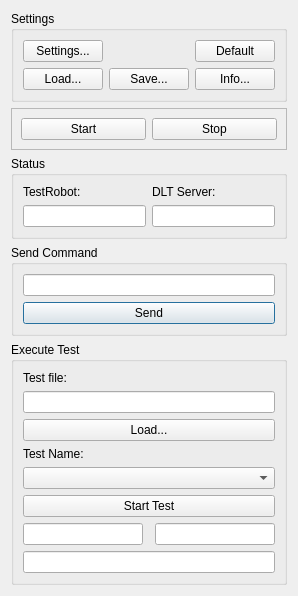
Above: dialog.ui from HugoCunha/DLTTestRobot before the change. Below: the same form after it.
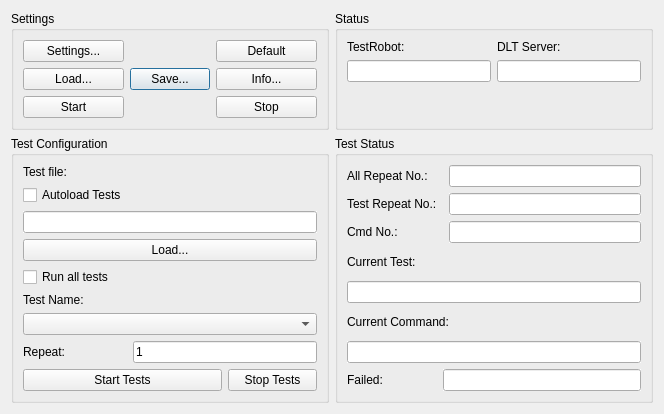
That is the form after the change.

Commit message:
Repeat single test
Run all tests
Repeat all tests
Stop tests

```diff
--- a/dialog.ui
+++ b/dialog.ui
@@ -6,8 +6,8 @@
    <rect>
     <x>0</x>
     <y>0</y>
-    <width>294</width>
-    <height>583</height>
+    <width>664</width>
+    <height>401</height>
    </rect>
   </property>
   <property name="sizePolicy">
@@ -34,60 +34,150 @@
    <bool>true</bool>
   </property>
   <layout class="QGridLayout" name="gridLayout">
-   <item row="3" column="0">
+   <item row="0" column="1">
+    <widget class="QGroupBox" name="groupBox_8">
+     <property name="title">
+      <string>Status</string>
+     </property>
+     <layout class="QGridLayout" name="gridLayout_3">
+      <item row="0" column="0">
+       <widget class="QLabel" name="label_4">
+        <property name="text">
+         <string>TestRobot:</string>
+        </property>
+       </widget>
+      </item>
+      <item row="1" column="1">
+       <widget class="QLineEdit" name="lineEditStatusDLT">
+        <property name="readOnly">
+         <bool>true</bool>
+        </property>
+       </widget>
+      </item>
+      <item row="0" column="1">
+       <widget class="QLabel" name="label_7">
+        <property name="text">
+         <string>DLT Server:</string>
+        </property>
+       </widget>
+      </item>
+      <item row="1" column="0">
+       <widget class="QLineEdit" name="lineEditStatusTestRobot">
+        <property name="readOnly">
+         <bool>true</bool>
+        </property>
+       </widget>
+      </item>
+      <item row="2" column="0">
+       <spacer name="verticalSpacer">
+        <property name="orientation">
+         <enum>Qt::Vertical</enum>
+        </property>
+        <property name="sizeHint" stdset="0">
+         <size>
+          <width>20</width>
+          <height>40</height>
+         </size>
+        </property>
+       </spacer>
+      </item>
+     </layout>
+    </widget>
+   </item>
+   <item row="2" column="1">
     <widget class="QGroupBox" name="groupBox">
      <property name="title">
-      <string>Send Command</string>
+      <string>Test Status</string>
      </property>
-     <layout class="QVBoxLayout" name="verticalLayout">
-      <item>
-       <widget class="QLineEdit" name="lineEditMessage"/>
+     <layout class="QGridLayout" name="gridLayout_5">
+      <item row="9" column="1" colspan="2">
+       <widget class="QLineEdit" name="lineEditFailed">
+        <property name="autoFillBackground">
+         <bool>true</bool>
+        </property>
+        <property name="readOnly">
+         <bool>true</bool>
+        </property>
+       </widget>
       </item>
-      <item>
-       <widget class="QPushButton" name="pushButtonSend">
+      <item row="6" column="0" colspan="3">
+       <widget class="QLabel" name="label_3">
         <property name="text">
-         <string>Send</string>
+         <string>Current Command:</string>
         </property>
        </widget>
       </item>
-     </layout>
-    </widget>
-   </item>
-   <item row="1" column="0">
-    <widget class="QFrame" name="frame">
-     <property name="frameShape">
-      <enum>QFrame::StyledPanel</enum>
-     </property>
-     <property name="frameShadow">
-      <enum>QFrame::Raised</enum>
-     </property>
-     <layout class="QHBoxLayout" name="horizontalLayout_7">
-      <item>
-       <widget class="QPushButton" name="pushButtonStart">
-        <property name="sizePolicy">
-         <sizepolicy hsizetype="Expanding" vsizetype="Fixed">
-          <horstretch>0</horstretch>
-          <verstretch>0</verstretch>
-         </sizepolicy>
+      <item row="2" column="2">
+       <widget class="QLineEdit" name="lineEditCmdNo">
+        <property name="autoFillBackground">
+         <bool>true</bool>
         </property>
+        <property name="readOnly">
+         <bool>true</bool>
+        </property>
+       </widget>
+      </item>
+      <item row="1" column="2">
+       <widget class="QLineEdit" name="lineEditTestRepeatNo">
+        <property name="autoFillBackground">
+         <bool>true</bool>
+        </property>
+        <property name="readOnly">
+         <bool>true</bool>
+        </property>
+       </widget>
+      </item>
+      <item row="3" column="0">
+       <widget class="QLabel" name="label_10">
         <property name="text">
-         <string>Start</string>
+         <string>Current Test:</string>
         </property>
        </widget>
       </item>
-      <item>
-       <widget class="QPushButton" name="pushButtonStop">
-        <property name="sizePolicy">
-         <sizepolicy hsizetype="Expanding" vsizetype="Fixed">
-          <horstretch>0</horstretch>
-          <verstretch>0</verstretch>
-         </sizepolicy>
+      <item row="1" column="0">
+       <widget class="QLabel" name="label_6">
+        <property name="text">
+         <string>Test Repeat No.:</string>
         </property>
+       </widget>
+      </item>
+      <item row="7" column="0" colspan="3">
+       <widget class="QLineEdit" name="lineEditCurrentCommand">
+        <property name="autoFillBackground">
+         <bool>true</bool>
+        </property>
+        <property name="readOnly">
+         <bool>true</bool>
+        </property>
+       </widget>
+      </item>
+      <item row="4" column="0" colspan="3">
+       <widget class="QLineEdit" name="lineEditCurrentTest"/>
+      </item>
+      <item row="2" column="0">
+       <widget class="QLabel" name="label_5">
         <property name="text">
-         <string>Stop</string>
+         <string>Cmd No.:</string>
         </property>
        </widget>
       </item>
+      <item row="9" column="0">
+       <widget class="QLabel" name="label_9">
+        <property name="text">
+         <string>Failed:</string>
+        </property>
+       </widget>
+      </item>
+      <item row="0" column="0">
+       <widget class="QLabel" name="label_11">
+        <property name="text">
+         <string>All Repeat No.:</string>
+        </property>
+       </widget>
+      </item>
+      <item row="0" column="2">
+       <widget class="QLineEdit" name="lineEditRepeatNo"/>
+      </item>
      </layout>
     </widget>
    </item>
@@ -97,20 +187,6 @@
       <string>Settings</string>
      </property>
      <layout class="QGridLayout" name="gridLayout_2">
-      <item row="0" column="0">
-       <widget class="QPushButton" name="pushButtonSettings">
-        <property name="text">
-         <string>Settings...</string>
-        </property>
-       </widget>
-      </item>
-      <item row="1" column="0">
-       <widget class="QPushButton" name="pushButtonLoadSettings">
-        <property name="text">
-         <string>Load...</string>
-        </property>
-       </widget>
-      </item>
       <item row="1" column="1">
        <widget class="QPushButton" name="pushButtonSaveSettings">
         <property name="text">
@@ -118,13 +194,6 @@
         </property>
        </widget>
       </item>
-      <item row="1" column="2">
-       <widget class="QPushButton" name="pushButtonInfo">
-        <property name="text">
-         <string>Info...</string>
-        </property>
-       </widget>
-      </item>
       <item row="0" column="2">
        <widget class="QPushButton" name="pushButtonDefaultSettings">
         <property name="text">
@@ -132,85 +201,98 @@
         </property>
        </widget>
       </item>
+      <item row="1" column="2">
+       <widget class="QPushButton" name="pushButtonInfo">
+        <property name="text">
+         <string>Info...</string>
+        </property>
+       </widget>
+      </item>
+      <item row="2" column="2">
+       <widget class="QPushButton" name="pushButtonStop">
+        <property name="sizePolicy">
+         <sizepolicy hsizetype="Expanding" vsizetype="Fixed">
+          <horstretch>0</horstretch>
+          <verstretch>0</verstretch>
+         </sizepolicy>
+        </property>
+        <property name="text">
+         <string>Stop</string>
+        </property>
+       </widget>
+      </item>
+      <item row="0" column="0">
+       <widget class="QPushButton" name="pushButtonSettings">
+        <property name="text">
+         <string>Settings...</string>
+        </property>
+       </widget>
+      </item>
+      <item row="2" column="0">
+       <widget class="QPushButton" name="pushButtonStart">
+        <property name="sizePolicy">
+         <sizepolicy hsizetype="Expanding" vsizetype="Fixed">
+          <horstretch>0</horstretch>
+          <verstretch>0</verstretch>
+         </sizepolicy>
+        </property>
+        <property name="text">
+         <string>Start</string>
+        </property>
+       </widget>
+      </item>
+      <item row="1" column="0">
+       <widget class="QPushButton" name="pushButtonLoadSettings">
+        <property name="text">
+         <string>Load...</string>
+        </property>
+       </widget>
+      </item>
      </layout>
     </widget>
    </item>
    <item row="2" column="0">
-    <widget class="QGroupBox" name="groupBox_8">
-     <property name="title">
-      <string>Status</string>
-     </property>
-     <layout class="QGridLayout" name="gridLayout_3">
-      <item row="0" column="1">
-       <widget class="QLabel" name="label_7">
-        <property name="text">
-         <string>DLT Server:</string>
-        </property>
-       </widget>
-      </item>
-      <item row="1" column="1">
-       <widget class="QLineEdit" name="lineEditStatusDLT">
-        <property name="readOnly">
-         <bool>true</bool>
-        </property>
-       </widget>
-      </item>
-      <item row="0" column="0">
-       <widget class="QLabel" name="label_4">
-        <property name="text">
-         <string>TestRobot:</string>
-        </property>
-       </widget>
-      </item>
-      <item row="1" column="0">
-       <widget class="QLineEdit" name="lineEditStatusTestRobot">
-        <property name="readOnly">
-         <bool>true</bool>
-        </property>
-       </widget>
-      </item>
-     </layout>
-    </widget>
-   </item>
-   <item row="4" column="0">
     <widget class="QGroupBox" name="groupBox_2">
      <property name="title">
-      <string>Execute Test</string>
+      <string>Test Configuration</string>
      </property>
      <layout class="QGridLayout" name="gridLayout_4">
-      <item row="6" column="2">
-       <widget class="QLineEdit" name="lineEditTestSize">
-        <property name="readOnly">
-         <bool>true</bool>
+      <item row="1" column="0">
+       <widget class="QCheckBox" name="checkBoxAutoloadTests">
+        <property name="text">
+         <string>Autoload Tests</string>
         </property>
        </widget>
       </item>
-      <item row="5" column="0" colspan="3">
-       <widget class="QPushButton" name="pushButtonStartTest">
+      <item row="4" column="0">
+       <widget class="QCheckBox" name="checkBoxRunAllTest">
         <property name="text">
-         <string>Start Test</string>
+         <string>Run all tests</string>
         </property>
        </widget>
       </item>
-      <item row="4" column="0" colspan="3">
-       <widget class="QComboBox" name="comboBoxTest"/>
+      <item row="7" column="0" colspan="3">
+       <widget class="QComboBox" name="comboBoxTestName"/>
       </item>
-      <item row="3" column="0">
-       <widget class="QLabel" name="label_2">
+      <item row="9" column="2">
+       <widget class="QPushButton" name="pushButtonStopTest">
         <property name="text">
-         <string>Test Name:</string>
+         <string>Stop Tests</string>
+        </property>
+       </widget>
+      </item>
+      <item row="8" column="1" colspan="2">
+       <widget class="QLineEdit" name="lineEditRepeat">
+        <property name="text">
+         <string>1</string>
         </property>
        </widget>
       </item>
       <item row="2" column="0" colspan="3">
-       <widget class="QPushButton" name="pushButtonTestLoad">
-        <property name="text">
-         <string>Load...</string>
-        </property>
-       </widget>
-      </item>
-      <item row="1" column="0" colspan="3">
        <widget class="QLineEdit" name="lineEditTestFile">
+        <property name="autoFillBackground">
+         <bool>true</bool>
+        </property>
         <property name="readOnly">
          <bool>true</bool>
         </property>
@@ -223,17 +305,31 @@
         </property>
        </widget>
       </item>
+      <item row="3" column="0" colspan="3">
+       <widget class="QPushButton" name="pushButtonTestLoad">
+        <property name="text">
+         <string>Load...</string>
+        </property>
+       </widget>
+      </item>
+      <item row="9" column="0" colspan="2">
+       <widget class="QPushButton" name="pushButtonStartTest">
+        <property name="text">
+         <string>Start Tests</string>
+        </property>
+       </widget>
+      </item>
+      <item row="8" column="0">
+       <widget class="QLabel" name="label_8">
+        <property name="text">
+         <string>Repeat:</string>
+        </property>
+       </widget>
+      </item>
       <item row="6" column="0">
-       <widget class="QLineEdit" name="lineEditTestNum">
-        <property name="readOnly">
-         <bool>true</bool>
-        </property>
-       </widget>
-      </item>
-      <item row="7" column="0" colspan="3">
-       <widget class="QLineEdit" name="lineEditTestCommand">
-        <property name="readOnly">
-         <bool>true</bool>
+       <widget class="QLabel" name="label_2">
+        <property name="text">
+         <string>Test Name:</string>
         </property>
        </widget>
       </item>
```
The commit also changes 7 other files.
